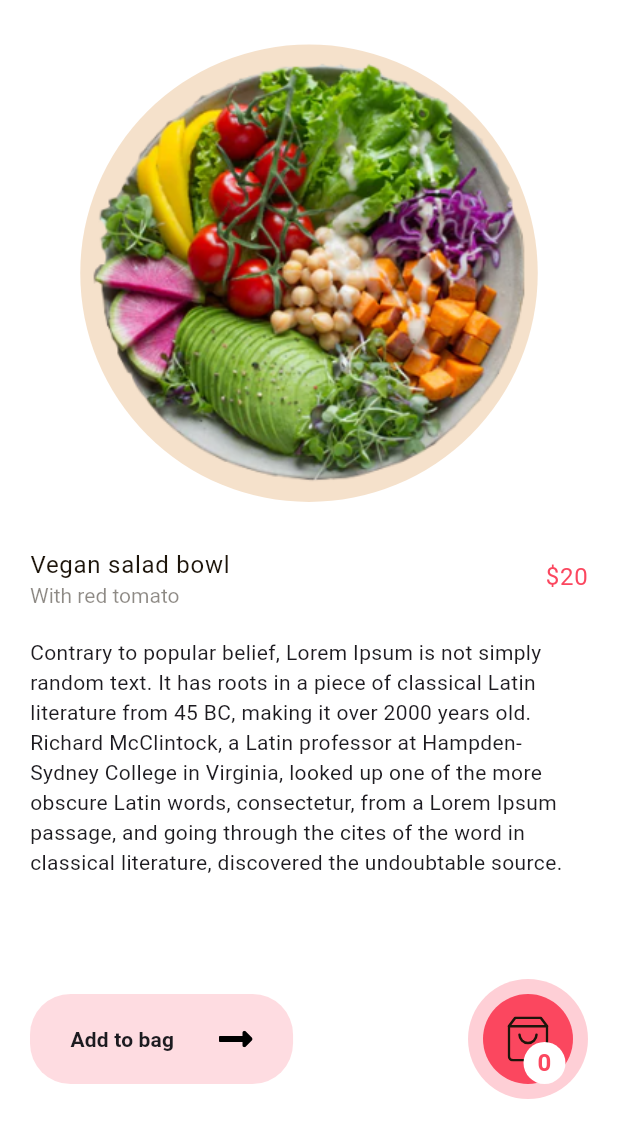
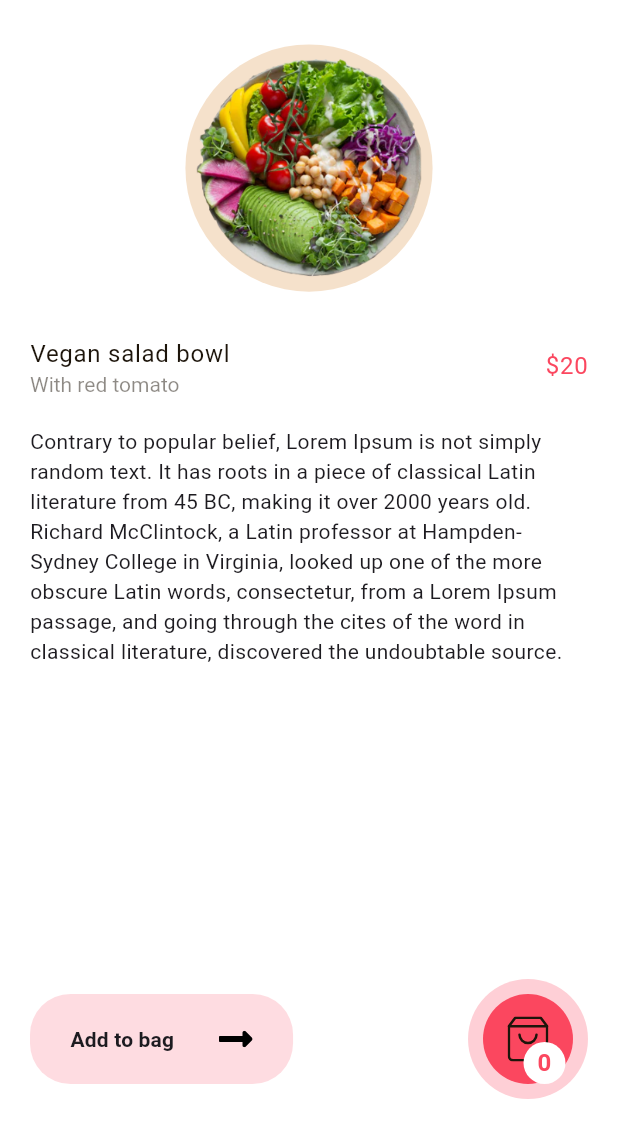
Before and after one commit to asadullah43/foodapp_ui, a Flutter app: the DetailsScreen screen opened directly, on a phone screen of 412 x 824 dp, the part 92-1236 px from its top. Run offline on Flutter 3.47's test engine with Material 3 defaults, Android fonts, the phone set to English and light mode, and no system bars; our stand-ins replace flutter_svg; Roboto replaces fonts that are missing (Pappins).

Commit message:
details screen completed

```diff
--- a/lib/details_screen.dart
+++ b/lib/details_screen.dart
@@ -1,4 +1,5 @@
 import 'package:flutter/material.dart';
+
 import 'package:flutter_svg/svg.dart';
 import 'package:foodapp_ui/constant.dart';
 
@@ -33,8 +34,8 @@ class DetailsScreen extends StatelessWidget {
             Container(
               margin: const EdgeInsets.symmetric(vertical: 30),
               padding: const EdgeInsets.all(6),
-              height: 305,
-              width: 305,
+              height: MediaQuery.of(context).size.width * 0.4,
+              width: MediaQuery.of(context).size.width * 0.4,
               decoration: const BoxDecoration(
                 shape: BoxShape.circle,
                 color: kSecondaryColor,
@@ -77,8 +78,10 @@ class DetailsScreen extends StatelessWidget {
               ],
             ),
             const SizedBox(height: 20),
-            const Text(
-              "Contrary to popular belief, Lorem Ipsum is not simply random text. It has roots in a piece of classical Latin literature from 45 BC, making it over 2000 years old. Richard McClintock, a Latin professor at Hampden-Sydney College in Virginia, looked up one of the more obscure Latin words, consectetur, from a Lorem Ipsum passage, and going through the cites of the word in classical literature, discovered the undoubtable source.",
+            const SingleChildScrollView(
+              child: Text(
+                "Contrary to popular belief, Lorem Ipsum is not simply random text. It has roots in a piece of classical Latin literature from 45 BC, making it over 2000 years old. Richard McClintock, a Latin professor at Hampden-Sydney College in Virginia, looked up one of the more obscure Latin words, consectetur, from a Lorem Ipsum passage, and going through the cites of the word in classical literature, discovered the undoubtable source.",
+              ),
             ),
             const Spacer(),
             Padding(
```
